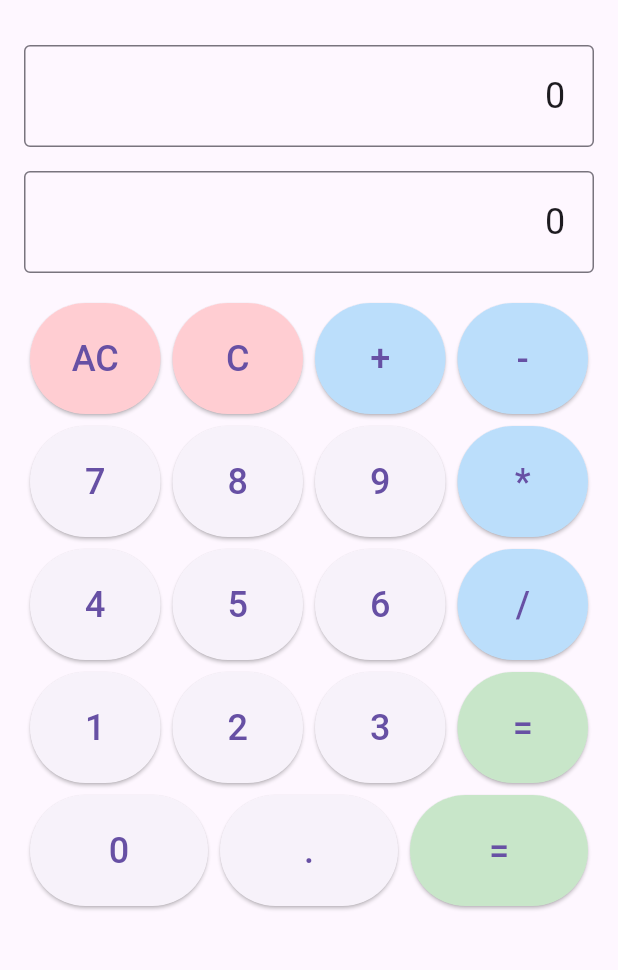
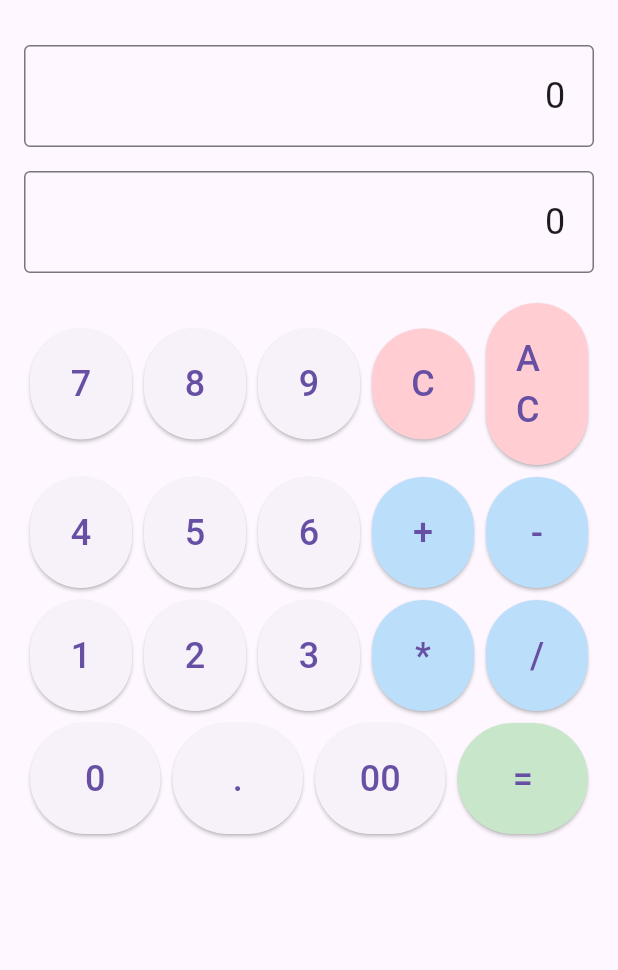
Before and after one commit to hikaccha/first_flutter_app, a Flutter app: the screen it shows after launch, on a phone screen of 412 x 824 dp, the part 63-1033 px from its top. Run offline on Flutter 3.47's test engine with Material 3 defaults, Android fonts, the phone set to English and light mode, and no system bars.

Commit message:
modified layout of the buttons.

```diff
--- a/ex03/lib/main.dart
+++ b/ex03/lib/main.dart
@@ -50,8 +50,13 @@
           _calculateResult();
           _expressionController.text = _resultController.text;
           break;
+        case 'null':
+          // Do nothing for null button
+          break;
         default:
-          if (_expressionController.text == '0' && buttonText != '.') {
+          if (_expressionController.text == '0' &&
+              buttonText != '.' &&
+              buttonText != '00') {
             _expressionController.text = buttonText;
           } else {
             _expressionController.text += buttonText;
@@ -180,47 +185,42 @@
             Expanded(
               child: Column(
                 children: [
-                  // First row: AC, C, operators
-                  Row(
-                    children: [
-                      _buildButton('AC', color: Colors.red[100]),
-                      _buildButton('C', color: Colors.red[100]),
-                      _buildButton('+', color: Colors.blue[100]),
-                      _buildButton('-', color: Colors.blue[100]),
-                    ],
-                  ),
-                  // Second row: 7-9, *
+                  // First row: 7,8,9,C,AC
                   Row(
                     children: [
                       _buildButton('7'),
                       _buildButton('8'),
                       _buildButton('9'),
-                      _buildButton('*', color: Colors.blue[100]),
+                      _buildButton('C', color: Colors.red[100]),
+                      _buildButton('AC', color: Colors.red[100]),
                     ],
                   ),
-                  // Third row: 4-6, /
+                  // Second row: 4,5,6,+,-
                   Row(
                     children: [
                       _buildButton('4'),
                       _buildButton('5'),
                       _buildButton('6'),
-                      _buildButton('/', color: Colors.blue[100]),
+                      _buildButton('+', color: Colors.blue[100]),
+                      _buildButton('-', color: Colors.blue[100]),
                     ],
                   ),
-                  // Fourth row: 1-3, =
+                  // Third row: 1,2,3,*,/
                   Row(
                     children: [
                       _buildButton('1'),
                       _buildButton('2'),
                       _buildButton('3'),
-                      _buildButton('=', color: Colors.green[100]),
+                      _buildButton('*', color: Colors.blue[100]),
+                      _buildButton('/', color: Colors.blue[100]),
                     ],
                   ),
-                  // Fifth row: 0, ., =
+                  // Fourth row: 0,.,00,=
                   Row(
                     children: [
                       _buildButton('0'),
                       _buildButton('.'),
+                      _buildButton('00'),
                       _buildButton('=', color: Colors.green[100]),
                     ],
                   ),
```
